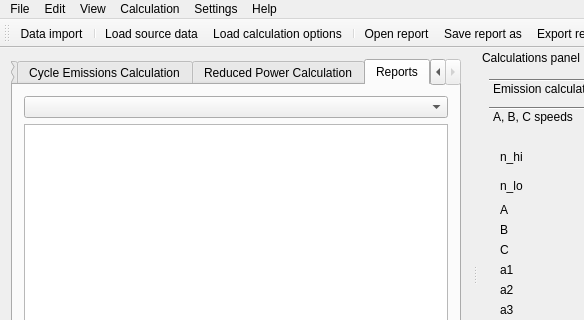
Qt form Qr49/sources/qr49.ui (pa23/r49) before a commit; both pictures show x 0 to 584 and y 0 to 320 of the 800 by 500 pixel window.
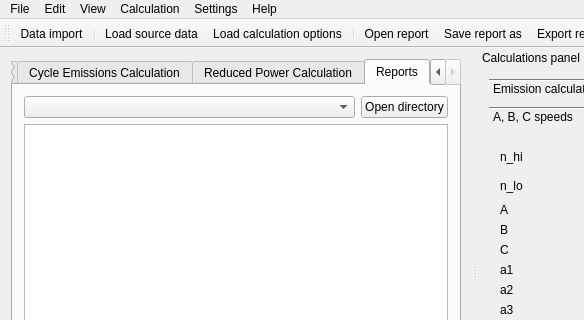
The same form after that commit. The open tabs and pages were chosen to show the change. Icons and pictures are not drawn.

Commit message: Qr49: button "Open directory" added in "Reports" tab.

Patch:
```diff
--- a/Qr49/sources/qr49.ui
+++ b/Qr49/sources/qr49.ui
@@ -842,7 +842,25 @@
          </attribute>
          <layout class="QVBoxLayout" name="verticalLayout">
           <item>
-           <widget class="QComboBox" name="comboBox_OpenedReports"/>
+           <layout class="QHBoxLayout" name="horizontalLayout_3">
+            <item>
+             <widget class="QComboBox" name="comboBox_OpenedReports">
+              <property name="sizePolicy">
+               <sizepolicy hsizetype="Expanding" vsizetype="Fixed">
+                <horstretch>0</horstretch>
+                <verstretch>0</verstretch>
+               </sizepolicy>
+              </property>
+             </widget>
+            </item>
+            <item>
+             <widget class="QPushButton" name="pushButton_OpenDirectory">
+              <property name="text">
+               <string>Open directory</string>
+              </property>
+             </widget>
+            </item>
+           </layout>
           </item>
           <item>
            <widget class="QPlainTextEdit" name="plainTextEdit_Report">
```
Left out of the diff: 16 changed lines with no effect on the pictures. The commit also changes 3 other files.
